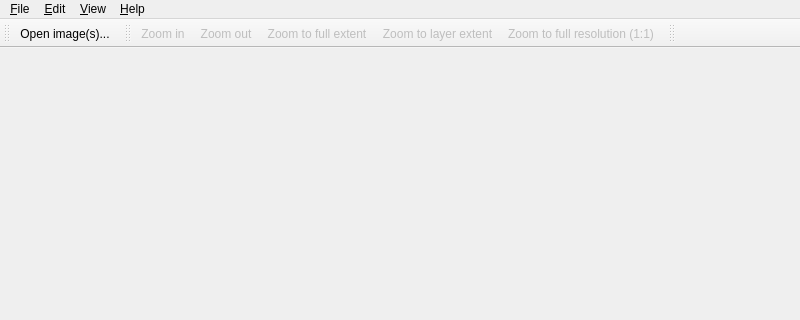
orfeotoolbox/OTB, file Code/Application/Monteverdi/mvdMainWindow.ui: the form before one commit; both pictures show x 0 to 800 and y 0 to 320 of the 800 by 600 pixel window.
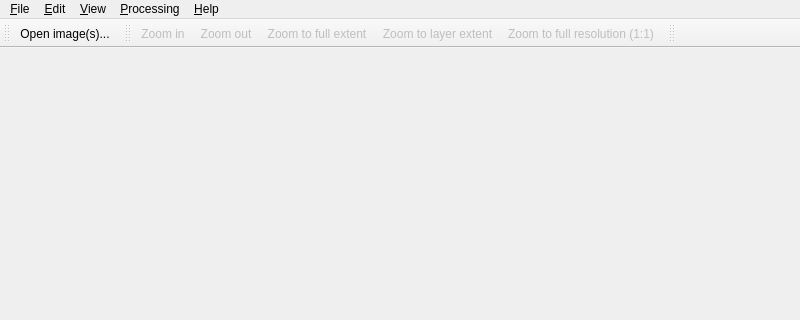
The form after the commit. Icons and pictures are not drawn.

Commit message: ENH: Added Processing menu.

What changed in the file:
```diff
--- a/Code/Application/Monteverdi/mvdMainWindow.ui
+++ b/Code/Application/Monteverdi/mvdMainWindow.ui
@@ -58,9 +58,16 @@
     </property>
     <addaction name="action_Preferences"/>
    </widget>
+   <widget class="QMenu" name="menu_Processing">
+    <property name="title">
+     <string>&amp;Processing</string>
+    </property>
+    <addaction name="action_LoadOTBApplications"/>
+   </widget>
    <addaction name="menu_File"/>
    <addaction name="menu_Edit"/>
    <addaction name="menu_View"/>
+   <addaction name="menu_Processing"/>
    <addaction name="menu_Help"/>
   </widget>
   <widget class="QStatusBar" name="m_StatusBar"/>
```
Left out of the diff: 8 changed lines with no effect on the pictures.
